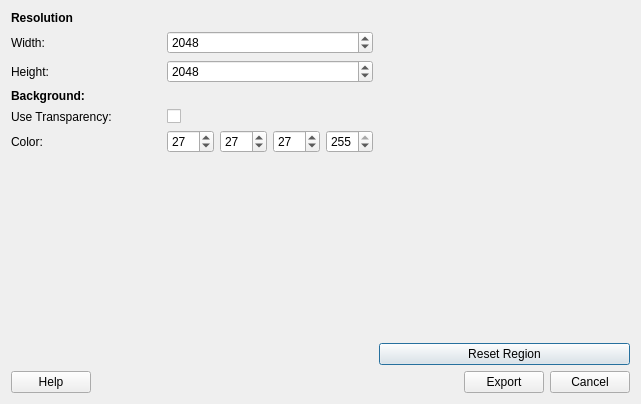
FilmColors/VIAN, file qt_ui/DialogExportImage.ui: the form before one commit.
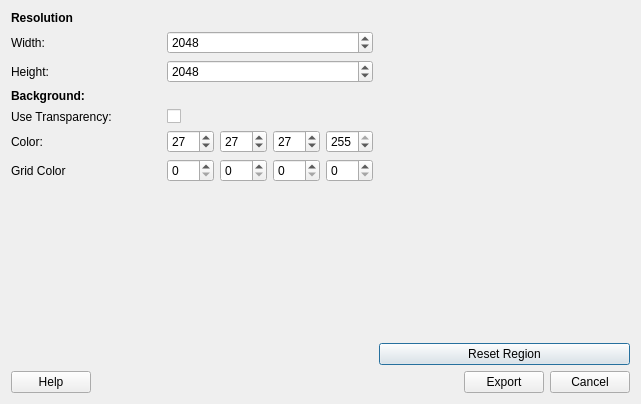
The form after the commit.

The edit to the form file:
```diff
--- a/qt_ui/DialogExportImage.ui
+++ b/qt_ui/DialogExportImage.ui
@@ -242,6 +242,51 @@
          </item>
         </layout>
        </item>
+       <item>
+        <layout class="QHBoxLayout" name="horizontalLayout_7">
+         <item>
+          <widget class="QLabel" name="label_7">
+           <property name="minimumSize">
+            <size>
+             <width>150</width>
+             <height>0</height>
+            </size>
+           </property>
+           <property name="text">
+            <string>Grid Color</string>
+           </property>
+          </widget>
+         </item>
+         <item>
+          <widget class="QSpinBox" name="spinBox_GridR">
+           <property name="maximum">
+            <number>255</number>
+           </property>
+          </widget>
+         </item>
+         <item>
+          <widget class="QSpinBox" name="spinBox_GridG">
+           <property name="maximum">
+            <number>255</number>
+           </property>
+          </widget>
+         </item>
+         <item>
+          <widget class="QSpinBox" name="spinBox_GridB">
+           <property name="maximum">
+            <number>255</number>
+           </property>
+          </widget>
+         </item>
+         <item>
+          <widget class="QSpinBox" name="spinBox_GridA">
+           <property name="maximum">
+            <number>255</number>
+           </property>
+          </widget>
+         </item>
+        </layout>
+       </item>
        <item>
         <spacer name="verticalSpacer_2">
          <property name="orientation">
```
